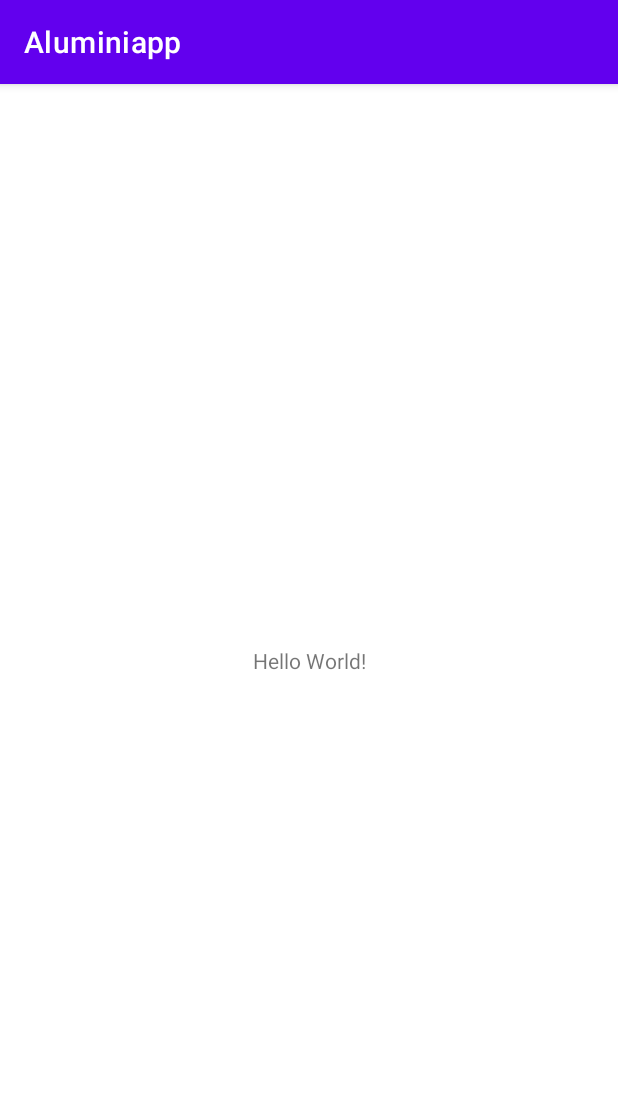
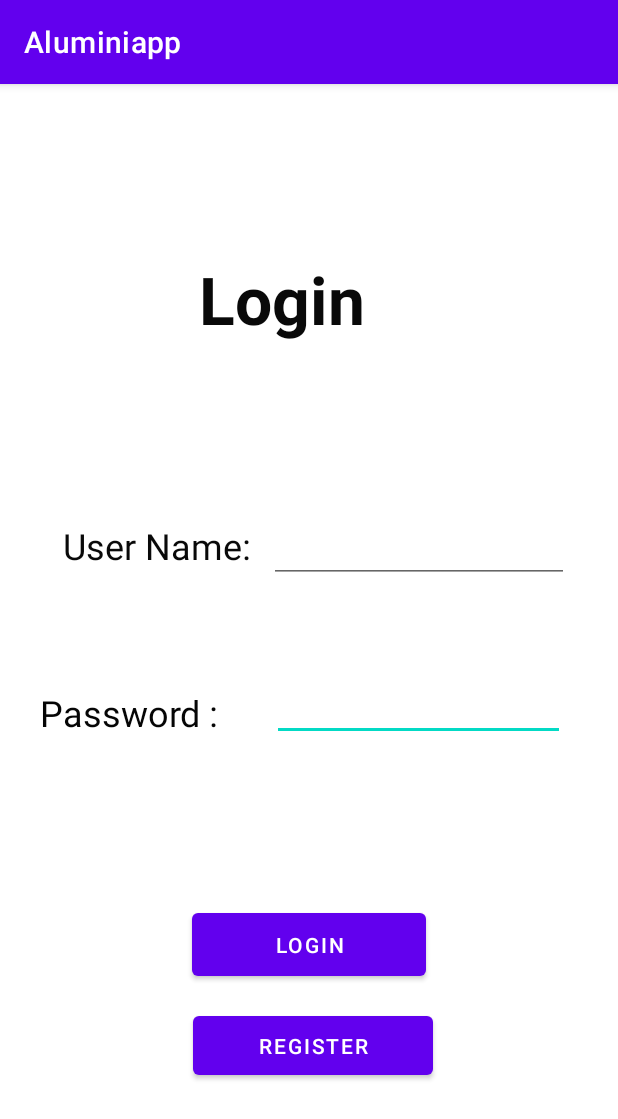
Before and after one commit to CodeWizards-OO7/Android-Studio, an Android app: the screen it shows after launch (MainActivity), on a phone screen of 412 x 824 dp. Shown: the top 1119 px of the screen. Run offline under Robolectric (Android 15) with nearby library versions, the phone set to English and light mode, and no system bars.

Commit message:
login,register

```diff
--- a/Aluminiapp/app/src/main/res/layout/activity_main.xml
+++ b/Aluminiapp/app/src/main/res/layout/activity_main.xml
@@ -6,10 +6,133 @@
     android:layout_height="match_parent"
     tools:context=".MainActivity">
 
+    <androidx.constraintlayout.widget.Group
+        android:layout_width="wrap_content"
+        android:layout_height="wrap_content" />
+
+    <ImageView
+        android:id="@+id/im1"
+        android:layout_width="match_parent"
+        android:layout_height="match_parent"
+        android:scaleType="fitXY" />
+
     <TextView
-        android:layout_width="wrap_content"
-        android:layout_height="wrap_content"
-        android:text="Hello World!"
+        android:id="@+id/textView2"
+        android:layout_width="147dp"
+        android:layout_height="64dp"
+        android:layout_marginStart="120dp"
+        android:layout_marginTop="75dp"
+        android:layout_marginEnd="156dp"
+        android:layout_marginBottom="590dp"
+        android:text="Login"
+        android:textAlignment="center"
+        android:textColor="#090909"
+        android:textDirection="firstStrong"
+        android:textSize="44sp"
+        android:textStyle="bold"
+        app:layout_constraintBottom_toBottomOf="parent"
+        app:layout_constraintEnd_toEndOf="parent"
+        app:layout_constraintStart_toStartOf="parent"
+        app:layout_constraintTop_toTopOf="parent"
+        app:layout_constraintVertical_bias="1.0" />
+
+    <TextView
+        android:id="@+id/textView3"
+        android:layout_width="128dp"
+        android:layout_height="41dp"
+        android:layout_marginStart="31dp"
+        android:layout_marginTop="273dp"
+        android:layout_marginEnd="232dp"
+        android:layout_marginBottom="417dp"
+        android:text="User Name:"
+        android:textAlignment="textStart"
+        android:textColor="#090909"
+        android:textSize="24sp"
+        app:layout_constraintBottom_toBottomOf="parent"
+        app:layout_constraintEnd_toEndOf="parent"
+        app:layout_constraintStart_toStartOf="parent"
+        app:layout_constraintTop_toTopOf="parent" />
+
+    <TextView
+        android:id="@+id/textView4"
+        android:layout_width="136dp"
+        android:layout_height="35dp"
+        android:layout_marginStart="19dp"
+        android:layout_marginTop="380dp"
+        android:layout_marginEnd="232dp"
+        android:layout_marginBottom="307dp"
+        android:text="Password :"
+        android:textAlignment="textStart"
+        android:textColor="#050505"
+        android:textSize="24sp"
+        app:layout_constraintBottom_toBottomOf="parent"
+        app:layout_constraintEnd_toEndOf="parent"
+        app:layout_constraintHorizontal_bias="0.31"
+        app:layout_constraintStart_toStartOf="parent"
+        app:layout_constraintTop_toTopOf="parent" />
+
+    <EditText
+        android:id="@+id/editTextTextPassword"
+        android:layout_width="195dp"
+        android:layout_height="39dp"
+        android:layout_marginStart="181dp"
+        android:layout_marginTop="376dp"
+        android:layout_marginEnd="35dp"
+        android:layout_marginBottom="307dp"
+        android:ems="10"
+        android:inputType="textPassword"
+        android:textColor="#0332BC"
+        android:textColorHighlight="#F8F5F5"
+        android:textColorHint="#FBFAFA"
+        app:layout_constraintBottom_toBottomOf="parent"
+        app:layout_constraintEnd_toEndOf="parent"
+        app:layout_constraintHorizontal_bias="0.571"
+        app:layout_constraintStart_toStartOf="parent"
+        app:layout_constraintTop_toTopOf="parent" />
+
+    <EditText
+        android:id="@+id/editTextTextPersonName3"
+        android:layout_width="200dp"
+        android:layout_height="48dp"
+        android:layout_marginStart="179dp"
+        android:layout_marginTop="266dp"
+        android:layout_marginEnd="46dp"
+        android:layout_marginBottom="417dp"
+        android:ems="10"
+        android:inputType="textPersonName"
+        android:textColor="#033CCD"
+        app:layout_constraintBottom_toBottomOf="parent"
+        app:layout_constraintEnd_toEndOf="parent"
+        app:layout_constraintHorizontal_bias="0.0"
+        app:layout_constraintStart_toStartOf="parent"
+        app:layout_constraintTop_toTopOf="parent" />
+
+    <Button
+        android:id="@+id/button"
+        android:layout_width="156dp"
+        android:layout_height="54dp"
+        android:layout_marginStart="127dp"
+        android:layout_marginTop="516dp"
+        android:layout_marginEnd="128dp"
+        android:layout_marginBottom="167dp"
+        android:text="Login"
+        android:textStyle="normal"
+        app:layout_constraintBottom_toBottomOf="parent"
+        app:layout_constraintEnd_toEndOf="parent"
+        app:layout_constraintStart_toStartOf="parent"
+        app:layout_constraintTop_toTopOf="parent"
+        app:layout_constraintVertical_bias="1.0"
+        app:rippleColor="#0642D8" />
+
+    <Button
+        android:id="@+id/button2"
+        android:layout_width="160dp"
+        android:layout_height="51dp"
+        android:layout_marginStart="128dp"
+        android:layout_marginTop="597dp"
+        android:layout_marginEnd="123dp"
+        android:layout_marginBottom="83dp"
+        android:text="Register"
         app:layout_constraintBottom_toBottomOf="parent"
         app:layout_constraintEnd_toEndOf="parent"
         app:layout_constraintStart_toStartOf="parent"
```
Also changed, not shown: Aluminiapp/app/src/main/res/layout/registration_page.xml (added, +373 -0 lines), Aluminiapp/app/src/main/res/drawable/notu.jpg (added), Aluminiapp/app/src/main/res/drawable/notu1.jpg (added), Aluminiapp/app/src/main/res/notu.jpg (added), 2 other files.
